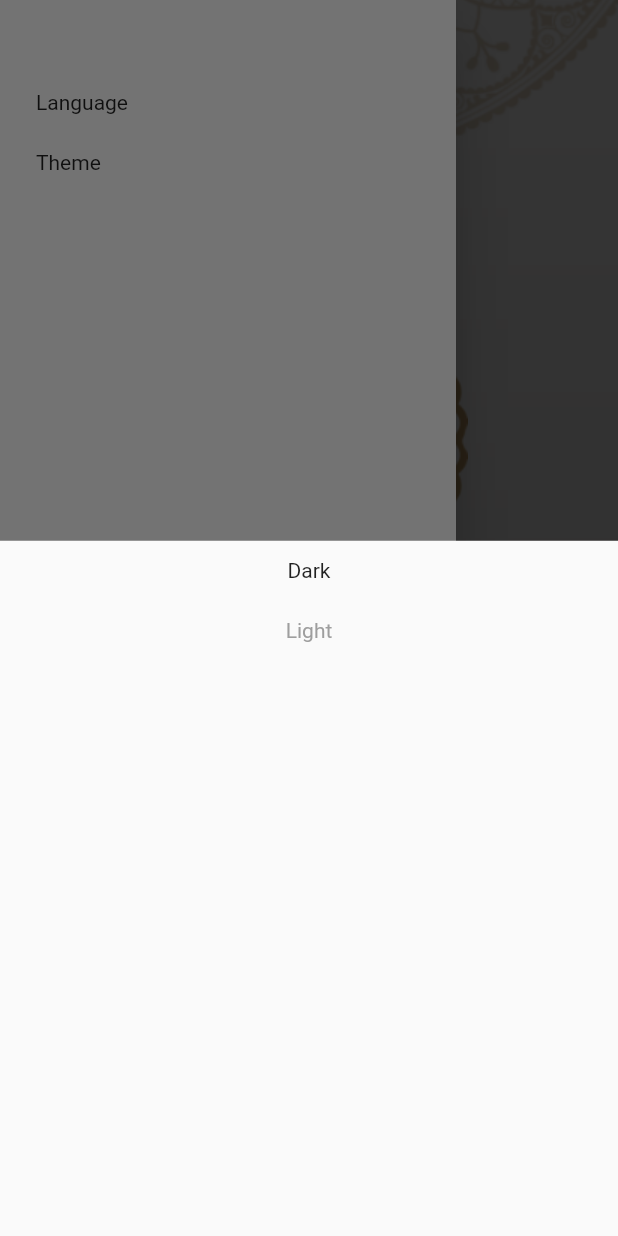
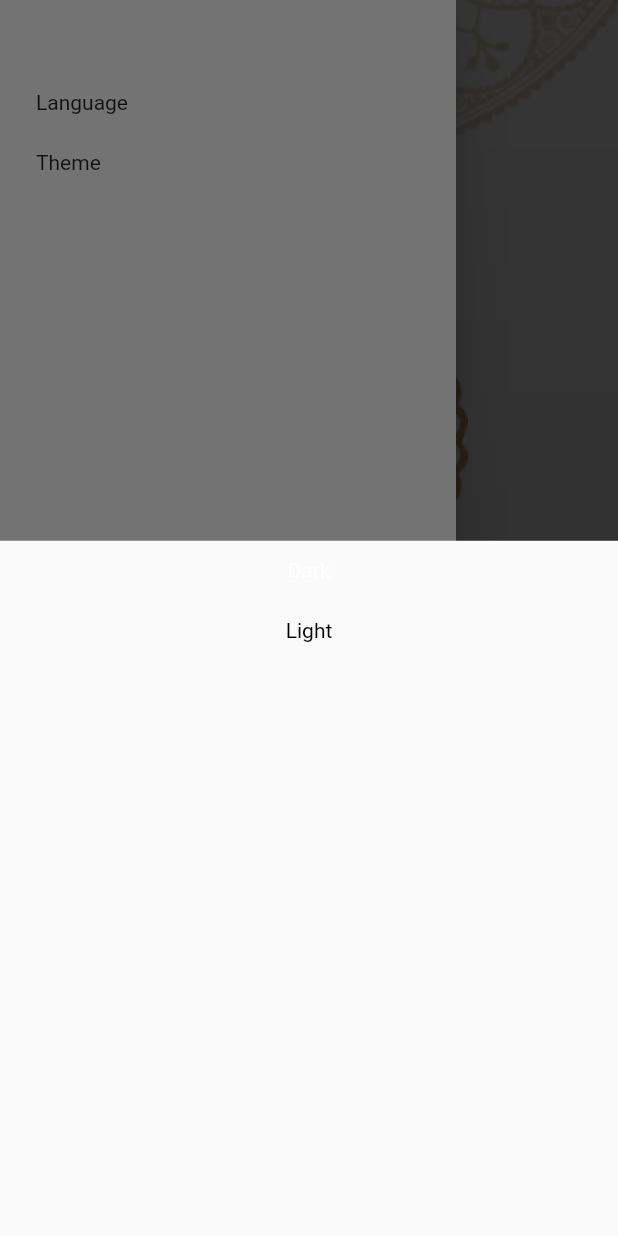
Before and after one commit to Eyadzz/Quran_Application, a Flutter app: the screen it shows after launch, item 3 of the bottom bar chosen, in the side drawer, after a tap on "Theme", on a phone screen of 412 x 824 dp. Run offline on Flutter 3.47's test engine with Material 2 defaults, Android fonts, the phone set to English and light mode, and no system bars; our stand-ins replace splashscreen.

Commit message:
Modified RadioScreen to switch between Dark/light Theme

```diff
--- a/lib/RadioSceen.dart
+++ b/lib/RadioSceen.dart
@@ -1,15 +1,19 @@
 import 'package:flutter/cupertino.dart';
 import 'package:flutter/material.dart';
+import 'package:provider/provider.dart';
+import 'AppConfigProvider.dart';
 
 class RadioScreen extends StatelessWidget {
+  late AppConfigProvider provider;
   static const routeName = "radio";
   var colorTheme = Color.fromRGBO(183, 147, 95, 1);
   @override
   Widget build(BuildContext context) {
+    provider = Provider.of<AppConfigProvider>(context);
     return Container(
       decoration: BoxDecoration(
         image: DecorationImage(
-          image: AssetImage("assets/images/bg3.png"),
+          image: provider.isDarkTheme()? AssetImage("assets/images/bg.png"):AssetImage("assets/images/bg3.png"),
           fit: BoxFit.fill,
         ),
       ),
--- a/lib/SideMenu.dart
+++ b/lib/SideMenu.dart
@@ -57,7 +57,9 @@ class _SideMenuState extends State<SideMenu>{
 
               child: Container(
                   padding:EdgeInsets.symmetric(vertical:12),
-                  child: Text('Dark',textAlign: TextAlign.center,)
+                  child: provider.isDarkTheme()?
+                  Text('Dark',textAlign: TextAlign.center, style: TextStyle(color: Colors.black),):
+                  Text('Dark',textAlign: TextAlign.center, style: TextStyle(color: Colors.white))
               ),
             ),
             InkWell(
@@ -67,8 +69,8 @@ class _SideMenuState extends State<SideMenu>{
               child: Container(
                   padding:EdgeInsets.symmetric(vertical:12),
                   child: provider.isDarkTheme()?
-                  Text('Light',textAlign: TextAlign.center, style: TextStyle(color: Colors.red),):
-                  Text('Light',textAlign: TextAlign.center, style: TextStyle(color: Colors.grey))
+                  Text('Light',textAlign: TextAlign.center, style: TextStyle(color: Colors.white),):
+                  Text('Light',textAlign: TextAlign.center, style: TextStyle(color: Colors.black))
               ),
             )
           ],
```
Also changed, not shown: assets/images/icon_next.png (added), assets/images/icon_play.png (added), assets/images/icon_prev.png (added), assets/images/radio.png (added).
